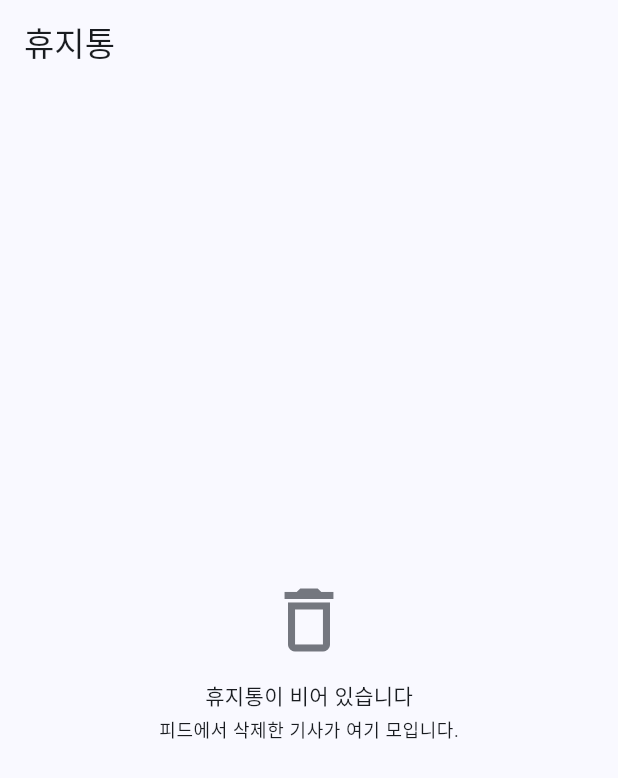
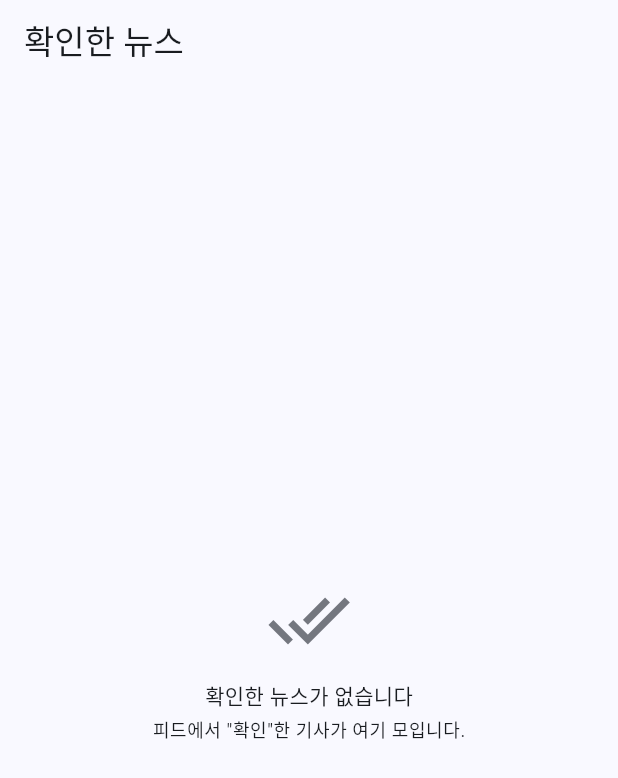
Before and after one commit to hongsytop-tech/News-Application-Maker, a Flutter app: the TrashScreen screen opened by its route, on a phone screen of 412 x 824 dp. Shown: the top 778 px of the screen. Run offline on Flutter 3.47's test engine with Material 3 defaults, Android fonts, the phone set to English and light mode, and no system bars; our stand-ins replace flutter_dotenv, flutter_riverpod, go_router, shared_preferences, supabase_flutter, web; accounts and stored records are empty; network calls fail.

Commit message:
feat(feed): "확인" (mark read) replaces delete; add like/dislike reactions
- The delete/trash action is reframed as "확인" (mark read): it hides the
  article from the feed and collects it under "확인한 뉴스" (was 휴지통),
  from which items can be 되돌리기 (restored). No longer a negative signal.
- New like/dislike buttons on each article (list + detail) record explicit
  preference (EventType.like/dislike, weights +4/-4) into the local affinity
  and remote user_events, persisted per-article via a reactions store.
- ai-taste prompt now treats like/bookmark as strong positive and dislike
  as strong negative.
- DB: widen user_events.type check to allow like/dislike (0003_reactions).

Co-Authored-By: Claude Opus 4.8 <noreply@anthropic.com>
Claude-Session: https://claude.ai/code/session_01KPeWMWf2xg6FKz4oX2fFmH

```diff
--- a/lib/features/mypage/screens/my_page_screen.dart
+++ b/lib/features/mypage/screens/my_page_screen.dart
@@ -64,12 +64,12 @@ class MyPageScreen extends ConsumerWidget {
           const _TasteSection(),
           const Divider(),
 
-          // --- Trash ---
+          // --- Confirmed (read) news ---
           const _SectionHeader('보관함'),
           ListTile(
-            leading: const Icon(Icons.delete_outline),
-            title: const Text('휴지통'),
-            subtitle: const Text('피드에서 삭제한 기사를 보고 복원합니다.'),
+            leading: const Icon(Icons.done_all),
+            title: const Text('확인한 뉴스'),
+            subtitle: const Text('피드에서 확인 처리한 기사를 보고 되돌립니다.'),
             trailing: const Icon(Icons.chevron_right),
             onTap: () => context.push(Routes.trash),
           ),
--- a/lib/features/news_feed/screens/article_detail_screen.dart
+++ b/lib/features/news_feed/screens/article_detail_screen.dart
@@ -9,6 +9,7 @@ import 'package:news_application_maker/features/ai/services/ai_service.dart';
 import 'package:news_application_maker/features/bookmarks/providers/bookmark_provider.dart';
 import 'package:news_application_maker/features/news_feed/models/news_article.dart';
 import 'package:news_application_maker/features/news_feed/providers/news_feed_provider.dart';
+import 'package:news_application_maker/features/news_feed/widgets/reaction_buttons.dart';
 import 'package:news_application_maker/features/preferences/providers/recommendation_provider.dart';
 import 'package:news_application_maker/features/preferences/services/event_service.dart';
 
@@ -53,6 +54,7 @@ class ArticleDetailScreen extends ConsumerWidget {
     return Scaffold(
       appBar: AppBar(
         actions: [
+          ReactionButtons(article: article),
           IconButton(
             tooltip: bookmarked ? 'Remove bookmark' : 'Bookmark',
             icon: Icon(bookmarked ? Icons.bookmark : Icons.bookmark_outline),
--- a/lib/features/preferences/services/event_service.dart
+++ b/lib/features/preferences/services/event_service.dart
@@ -3,7 +3,7 @@ import 'package:news_application_maker/core/supabase/supabase_service.dart';
 import 'package:news_application_maker/features/news_feed/models/news_article.dart';
 
 /// Interaction event types that feed preference learning.
-enum EventType { open, bookmark, dismiss }
+enum EventType { open, bookmark, like, dislike }
 
 /// Records interaction signals: locally as aggregate affinity counts (used for
 /// instant, offline re-ranking) and remotely in `user_events` (used by the
@@ -40,7 +40,8 @@ class EventService {
   int _weight(EventType type) => switch (type) {
         EventType.open => 1,
         EventType.bookmark => 3,
-        EventType.dismiss => -2,
+        EventType.like => 4,
+        EventType.dislike => -4,
       };
 
   Future<void> record(EventType type, NewsArticle article) async {
--- a/lib/features/trash/screens/trash_screen.dart
+++ b/lib/features/trash/screens/trash_screen.dart
@@ -13,12 +13,12 @@ class TrashScreen extends ConsumerWidget {
 
     return Scaffold(
       appBar: AppBar(
-        title: const Text('휴지통'),
+        title: const Text('확인한 뉴스'),
         actions: [
           if (items.isNotEmpty)
             TextButton(
               onPressed: () => ref.read(trashProvider.notifier).clearAll(),
-              child: const Text('비우기'),
+              child: const Text('모두 되돌리기'),
             ),
         ],
       ),
@@ -36,25 +36,14 @@ class TrashScreen extends ConsumerWidget {
                   subtitle: Text(
                     [
                       if (a.sourceName.isNotEmpty) a.sourceName,
-                      '삭제 ${DateFormat.yMMMd().format(item.deletedAt)}',
+                      '확인 ${DateFormat.yMMMd().format(item.deletedAt)}',
                     ].join(' · '),
                   ),
-                  trailing: Row(
-                    mainAxisSize: MainAxisSize.min,
-                    children: [
-                      IconButton(
-                        tooltip: '복원',
-                        icon: const Icon(Icons.restore_from_trash),
-                        onPressed: () =>
-                            ref.read(trashProvider.notifier).restore(a.url),
-                      ),
-                      IconButton(
-                        tooltip: '영구 삭제',
-                        icon: const Icon(Icons.delete_forever_outlined),
-                        onPressed: () =>
-                            ref.read(trashProvider.notifier).purge(a.url),
-                      ),
-                    ],
+                  trailing: IconButton(
+                    tooltip: '되돌리기 (피드에 다시 표시)',
+                    icon: const Icon(Icons.undo),
+                    onPressed: () =>
+                        ref.read(trashProvider.notifier).restore(a.url),
                   ),
                 );
               },
@@ -72,13 +61,13 @@ class _EmptyState extends StatelessWidget {
       child: Column(
         mainAxisSize: MainAxisSize.min,
         children: [
-          Icon(Icons.delete_outline,
+          Icon(Icons.done_all,
               size: 56, color: Theme.of(context).colorScheme.outline),
           const SizedBox(height: 12),
-          const Text('휴지통이 비어 있습니다'),
+          const Text('확인한 뉴스가 없습니다'),
           const SizedBox(height: 4),
           Text(
-            '피드에서 삭제한 기사가 여기 모입니다.',
+            '피드에서 "확인"한 기사가 여기 모입니다.',
             style: Theme.of(context).textTheme.bodySmall,
           ),
         ],
```
Also changed, not shown: lib/features/news_feed/widgets/article_card.dart (+16 -12 lines), lib/features/news_feed/widgets/reaction_buttons.dart (added, +43 -0 lines), lib/features/preferences/providers/reaction_provider.dart (added, +48 -0 lines), lib/features/preferences/services/reaction_service.dart (added, +20 -0 lines), 3 other files.
